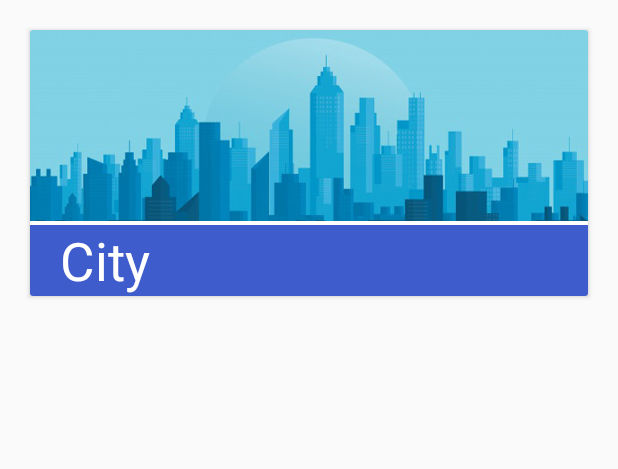
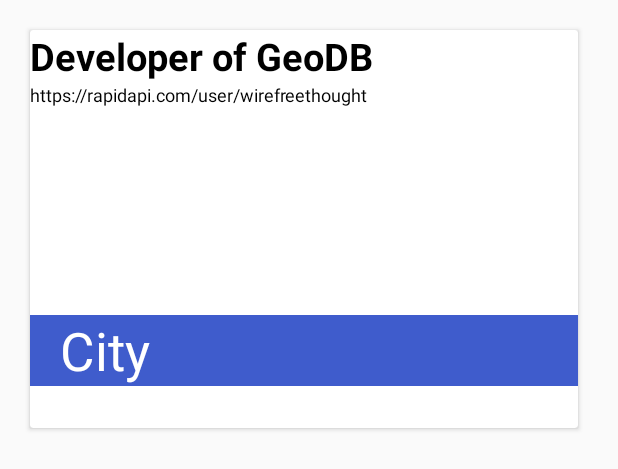
Before and after one commit to KyleChutjian/CitiesNearLocation, an Android app: the layout list_item.xml on its own in the app's theme, with its tools: preview values and no code run, on a phone screen of 412 x 824 dp. Shown: the top 469 px of the screen. Run offline under Robolectric (Android 15) with nearby library versions, the phone set to English and light mode, and no system bars.

Commit message:
started implementing fragments...

```diff
--- a/app/src/main/java/com/example/citiesnearlocation/CityDetailFragment.java
+++ b/app/src/main/java/com/example/citiesnearlocation/CityDetailFragment.java
@@ -1,14 +1,33 @@
 package com.example.citiesnearlocation;
 
 import androidx.appcompat.app.AppCompatActivity;
+import androidx.fragment.app.Fragment;
 
 import android.os.Bundle;
+import android.view.View;
+
+import org.json.JSONObject;
+
+import java.util.ArrayList;
 
 public class CityDetailFragment extends AppCompatActivity {
+
+    private ArrayList<JSONObject> fullCityArray;
 
     @Override
     protected void onCreate(Bundle savedInstanceState) {
         super.onCreate(savedInstanceState);
         setContentView(R.layout.activity_city_detail_fragment);
+        fullCityArray = LocationActivity.fullCityArray;
+    }
+
+    public void fragmentClicked(View view) {
+        Fragment fragment = new Fragment();
+        Bundle bundle = new Bundle();
+        bundle.putInt("City", 5);
+        bundle.putString("CityName", "City");
+        fragment.setArguments(bundle);
+        System.out.print(fullCityArray);
+
     }
 }
--- a/app/src/main/res/layout/activity_city_detail_fragment.xml
+++ b/app/src/main/res/layout/activity_city_detail_fragment.xml
@@ -1,9 +1,52 @@
 <?xml version="1.0" encoding="utf-8"?>
-<androidx.constraintlayout.widget.ConstraintLayout xmlns:android="http://schemas.android.com/apk/res/android"
+<LinearLayout xmlns:android="http://schemas.android.com/apk/res/android"
     xmlns:app="http://schemas.android.com/apk/res-auto"
     xmlns:tools="http://schemas.android.com/tools"
+    android:orientation="vertical"
     android:layout_width="match_parent"
     android:layout_height="match_parent"
-    tools:context=".CityDetailFragment">
+    tools:context=".CityDetailFragment"
+    android:onClick="fragmentClicked">
 
-</androidx.constraintlayout.widget.ConstraintLayout>
+    <TextView
+        android:id="@+id/cityName"
+        android:layout_width="wrap_content"
+        android:layout_height="wrap_content"
+        android:text="Developer of GeoDB"
+        android:textColor="@color/textColor"
+        android:textSize="25sp"
+        android:textStyle="bold"
+        app:layout_constraintBottom_toTopOf="@+id/developerTextView"
+        app:layout_constraintEnd_toEndOf="parent"
+        app:layout_constraintHorizontal_bias="0.451"
+        app:layout_constraintStart_toStartOf="parent"
+        app:layout_constraintTop_toBottomOf="@+id/helpTextView" />
+
+    <TextView
+        android:id="@+id/cityCoordinates"
+        android:layout_width="wrap_content"
+        android:layout_height="wrap_content"
+        android:layout_marginBottom="156dp"
+        android:text="https://rapidapi.com/user/wirefreethought"
+        android:textColor="@color/textColor"
+        android:textSize="12sp"
+        app:layout_constraintBottom_toTopOf="@+id/textView4"
+        app:layout_constraintStart_toStartOf="@+id/developerTitle"
+        app:layout_constraintTop_toBottomOf="@+id/developerTitle" />
+
+    <TextView
+        android:id="@+id/aboutCity"
+        android:layout_width="wrap_content"
+        android:layout_height="wrap_content"
+        android:layout_marginStart="38dp"
+        android:layout_marginBottom="41dp"
+        android:text="https://rapidapi.com/wirefreethought/api/geodb-cities/details"
+        android:textAlignment="center"
+        android:textAllCaps="false"
+        android:textColor="@color/textColor"
+        android:textSize="12sp"
+        app:layout_constraintBottom_toTopOf="@+id/developerTitle"
+        app:layout_constraintStart_toStartOf="parent"
+        app:layout_constraintTop_toBottomOf="@+id/helpTitle" />
+
+</LinearLayout>
--- a/app/src/main/res/layout/list_item.xml
+++ b/app/src/main/res/layout/list_item.xml
@@ -8,18 +8,17 @@
     android:layout_marginLeft="20dp"
     android:layout_marginBottom="20dp">
 
-    <ImageView
-        android:id="@+id/cityImage"
-        android:layout_width="match_parent"
-        android:layout_height="145dp"
-        android:layout_marginTop="-10dp"
-        app:srcCompat="@drawable/cityskyline" />
+    <include
+        android:id="@+id/frag"
+        layout="@layout/activity_city_detail_fragment"
+        app:layout_constraintStart_toStartOf="parent"
+        app:layout_constraintTop_toTopOf="parent" />
 
     <TextView
         android:id="@+id/cardText"
         android:layout_width="match_parent"
         android:layout_height="wrap_content"
-        android:layout_marginTop="130dp"
+        android:layout_marginTop="190dp"
         android:background="@color/cardColor"
         android:paddingLeft="20dp"
         android:text="@string/City_Placeholder"
```
Also changed, not shown: app/src/main/java/com/example/citiesnearlocation/ResultActivity.java (+11 -0 lines).
